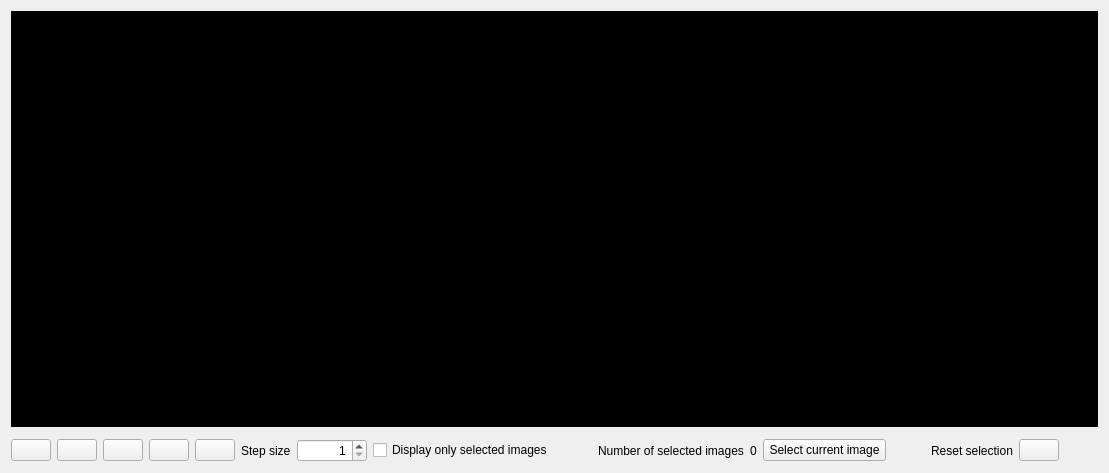
This is iVS3D/src/iVS3D-core/view/videoplayer.ui in iVS3D/iVS3D as Qt 5 draws it before an edit. The edited form follows.
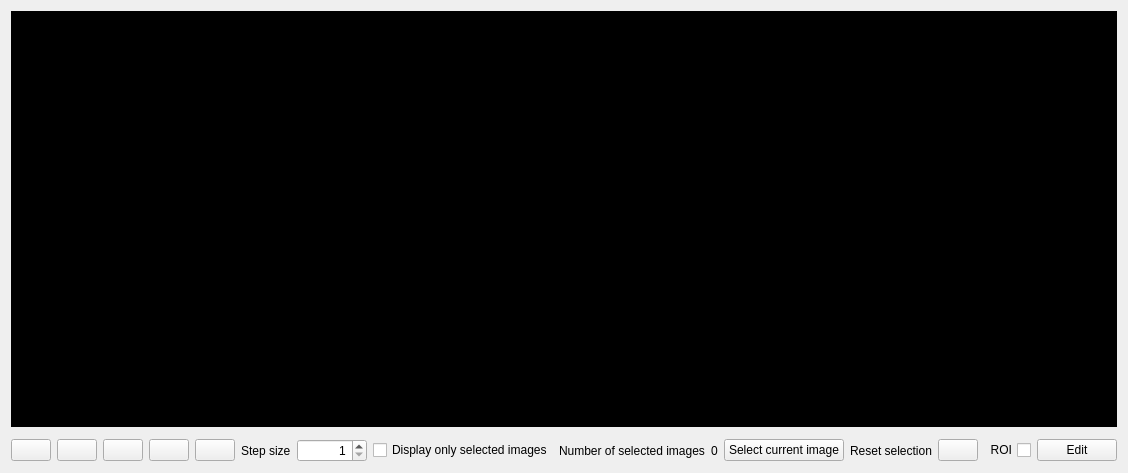
This is the edited form. Icons and pictures are not drawn.

The edit to the form file:
```diff
--- a/iVS3D/src/iVS3D-core/view/videoplayer.ui
+++ b/iVS3D/src/iVS3D-core/view/videoplayer.ui
@@ -354,6 +354,23 @@
        </property>
       </spacer>
      </item>
+     <item>
+      <widget class="QCheckBox" name="checkBox_roi">
+       <property name="layoutDirection">
+        <enum>Qt::RightToLeft</enum>
+       </property>
+       <property name="text">
+        <string>ROI</string>
+       </property>
+      </widget>
+     </item>
+     <item>
+      <widget class="QPushButton" name="pushButton_roi">
+       <property name="text">
+        <string>Edit</string>
+       </property>
+      </widget>
+     </item>
     </layout>
    </item>
   </layout>
```
